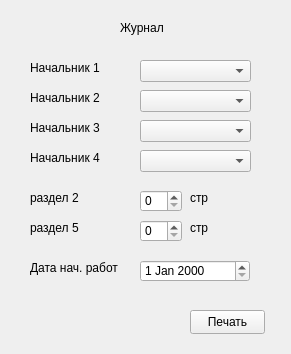
This is my_helper/notebook/designer_ui/journal.ui in SmolPO/vertical as Qt 5 draws it before an edit. The edited form follows.
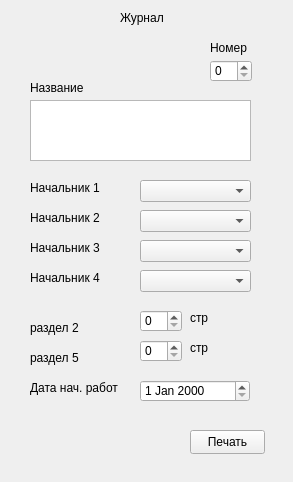
This is the edited form.

```diff
--- a/my_helper/notebook/designer_ui/journal.ui
+++ b/my_helper/notebook/designer_ui/journal.ui
@@ -6,8 +6,8 @@
    <rect>
     <x>0</x>
     <y>0</y>
-    <width>291</width>
-    <height>354</height>
+    <width>293</width>
+    <height>482</height>
    </rect>
   </property>
   <property name="windowTitle">
@@ -17,7 +17,7 @@
    <property name="geometry">
     <rect>
      <x>120</x>
-     <y>20</y>
+     <y>10</y>
      <width>49</width>
      <height>16</height>
     </rect>
@@ -30,7 +30,7 @@
    <property name="geometry">
     <rect>
      <x>30</x>
-     <y>60</y>
+     <y>180</y>
      <width>81</width>
      <height>16</height>
     </rect>
@@ -43,7 +43,7 @@
    <property name="geometry">
     <rect>
      <x>30</x>
-     <y>90</y>
+     <y>210</y>
      <width>71</width>
      <height>16</height>
     </rect>
@@ -56,7 +56,7 @@
    <property name="geometry">
     <rect>
      <x>30</x>
-     <y>120</y>
+     <y>240</y>
      <width>81</width>
      <height>16</height>
     </rect>
@@ -69,7 +69,7 @@
    <property name="geometry">
     <rect>
      <x>30</x>
-     <y>150</y>
+     <y>270</y>
      <width>81</width>
      <height>16</height>
     </rect>
@@ -82,7 +82,7 @@
    <property name="geometry">
     <rect>
      <x>140</x>
-     <y>60</y>
+     <y>180</y>
      <width>111</width>
      <height>22</height>
     </rect>
@@ -92,7 +92,7 @@
    <property name="geometry">
     <rect>
      <x>140</x>
-     <y>90</y>
+     <y>210</y>
      <width>111</width>
      <height>22</height>
     </rect>
@@ -102,7 +102,7 @@
    <property name="geometry">
     <rect>
      <x>140</x>
-     <y>120</y>
+     <y>240</y>
      <width>111</width>
      <height>22</height>
     </rect>
@@ -112,7 +112,7 @@
    <property name="geometry">
     <rect>
      <x>140</x>
-     <y>150</y>
+     <y>270</y>
      <width>111</width>
      <height>22</height>
     </rect>
@@ -122,7 +122,7 @@
    <property name="geometry">
     <rect>
      <x>140</x>
-     <y>190</y>
+     <y>310</y>
      <width>42</width>
      <height>22</height>
     </rect>
@@ -132,7 +132,7 @@
    <property name="geometry">
     <rect>
      <x>30</x>
-     <y>190</y>
+     <y>320</y>
      <width>49</width>
      <height>16</height>
     </rect>
@@ -145,7 +145,7 @@
    <property name="geometry">
     <rect>
      <x>190</x>
-     <y>190</y>
+     <y>310</y>
      <width>49</width>
      <height>16</height>
     </rect>
@@ -158,7 +158,7 @@
    <property name="geometry">
     <rect>
      <x>140</x>
-     <y>220</y>
+     <y>340</y>
      <width>42</width>
      <height>22</height>
     </rect>
@@ -168,7 +168,7 @@
    <property name="geometry">
     <rect>
      <x>30</x>
-     <y>220</y>
+     <y>350</y>
      <width>49</width>
      <height>16</height>
     </rect>
@@ -181,7 +181,7 @@
    <property name="geometry">
     <rect>
      <x>190</x>
-     <y>220</y>
+     <y>340</y>
      <width>49</width>
      <height>16</height>
     </rect>
@@ -194,7 +194,7 @@
    <property name="geometry">
     <rect>
      <x>140</x>
-     <y>260</y>
+     <y>380</y>
      <width>110</width>
      <height>22</height>
     </rect>
@@ -204,7 +204,7 @@
    <property name="geometry">
     <rect>
      <x>30</x>
-     <y>260</y>
+     <y>380</y>
      <width>91</width>
      <height>16</height>
     </rect>
@@ -217,7 +217,7 @@
    <property name="geometry">
     <rect>
      <x>190</x>
-     <y>310</y>
+     <y>430</y>
      <width>75</width>
      <height>24</height>
     </rect>
@@ -226,6 +226,52 @@
     <string>Печать</string>
    </property>
   </widget>
+  <widget class="QTextEdit" name="name">
+   <property name="geometry">
+    <rect>
+     <x>30</x>
+     <y>100</y>
+     <width>221</width>
+     <height>61</height>
+    </rect>
+   </property>
+  </widget>
+  <widget class="QLabel" name="label_11">
+   <property name="geometry">
+    <rect>
+     <x>30</x>
+     <y>80</y>
+     <width>61</width>
+     <height>16</height>
+    </rect>
+   </property>
+   <property name="text">
+    <string>Название</string>
+   </property>
+  </widget>
+  <widget class="QSpinBox" name="number">
+   <property name="geometry">
+    <rect>
+     <x>210</x>
+     <y>60</y>
+     <width>42</width>
+     <height>22</height>
+    </rect>
+   </property>
+  </widget>
+  <widget class="QLabel" name="label_12">
+   <property name="geometry">
+    <rect>
+     <x>210</x>
+     <y>40</y>
+     <width>49</width>
+     <height>16</height>
+    </rect>
+   </property>
+   <property name="text">
+    <string>Номер</string>
+   </property>
+  </widget>
  </widget>
  <resources/>
  <connections/>
```
Left out of the diff: 16 changed lines with no effect on the pictures.
